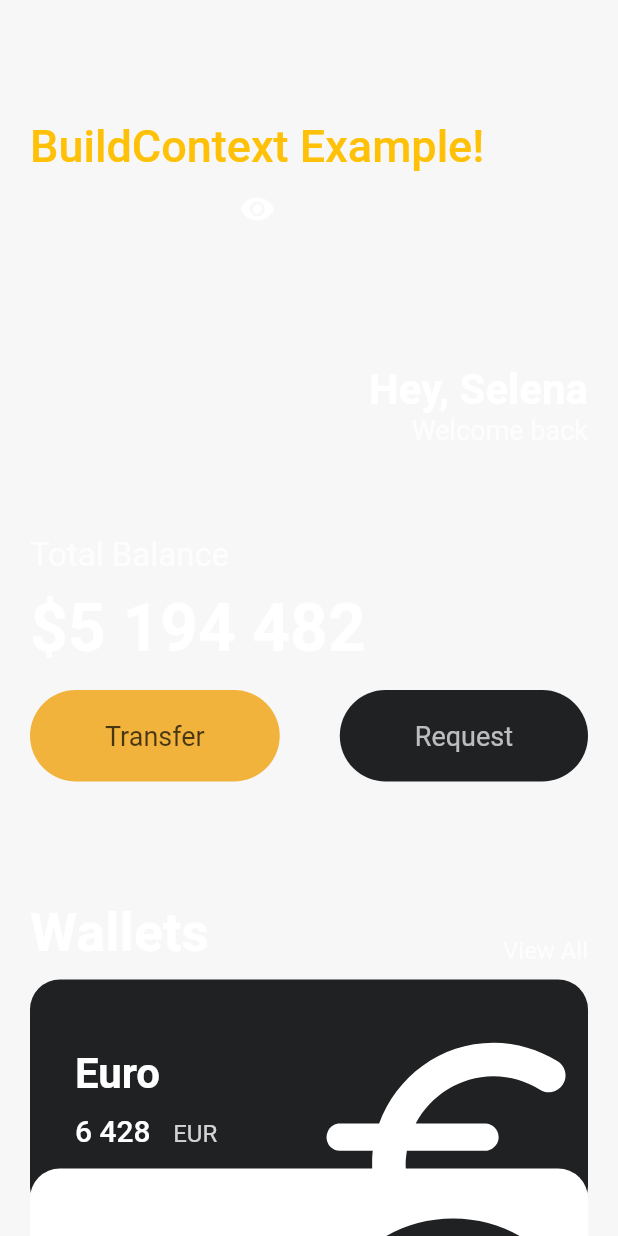
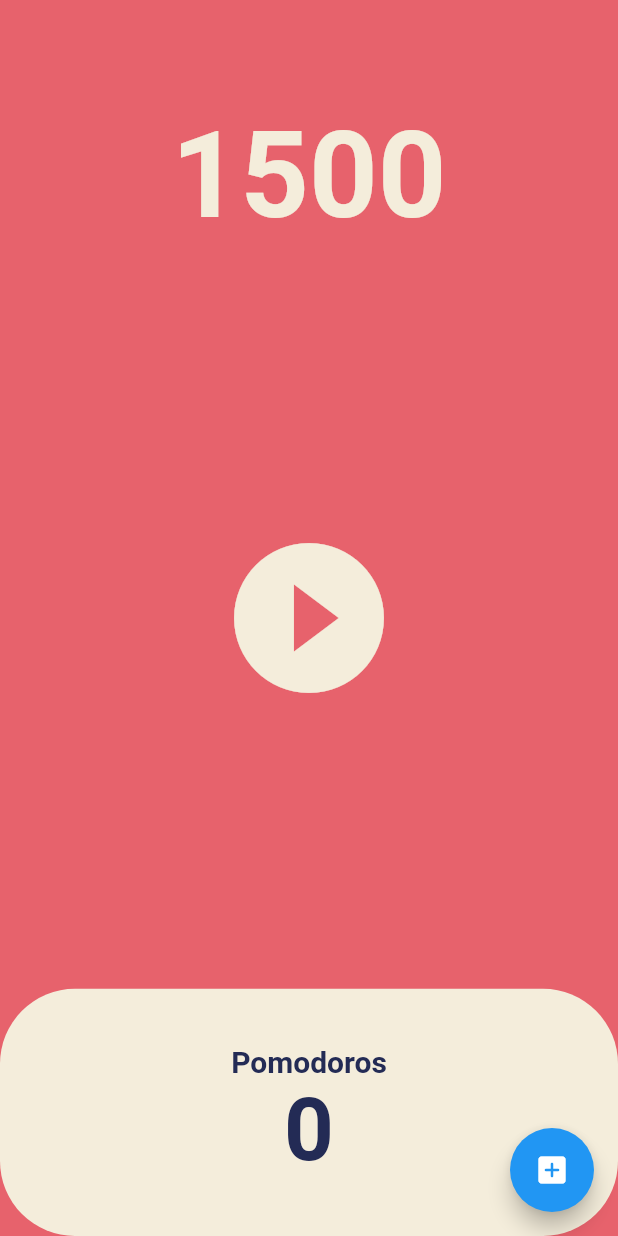
Before and after one commit to newssun90/Flutter-Project, a Flutter app: the screen it shows after launch, on a phone screen of 412 x 824 dp. Run offline on Flutter 3.47's test engine with Material 2 defaults, Android fonts, the phone set to English and light mode, and no system bars.

Commit message:
Router and Pomodoros App Commit

```diff
--- a/lib/main.dart
+++ b/lib/main.dart
@@ -1,219 +1,40 @@
 import 'package:flutter/material.dart';
-import 'package:toonflix/widgets/button.dart';
-import 'package:toonflix/widgets/currency_card.dart';
+import 'package:toonflix/main_simple.dart';
+import 'package:toonflix/screens/home_screen.dart';
 
 void main() {
-  runApp(const App());
+  runApp(const MaterialApp(title: 'Pro', home: App(),));
 }
 
-class App extends StatefulWidget {
+class App extends StatelessWidget {
   const App({super.key});
-
-
-  @override
-  State<App> createState() => _AppState();
-}
-
-class _AppState extends State<App> {
-  bool toggleText = true;
 
   @override
   Widget build(BuildContext context) {
-    const fWhiteStyle = TextStyle(
-        color: Colors.white, fontSize: 28, fontWeight: FontWeight.w600);
-
-    void toggle(){
-      setState(() {
-        print(toggleText);
-        toggleText = !toggleText;
-        print(toggleText);
-      });
-    }
-
     return MaterialApp(
-      //Theme
       theme: ThemeData(
+        colorScheme: ColorScheme.fromSwatch(
+          backgroundColor: const Color(0xFFE7626C),
+        ),
         textTheme: const TextTheme(
-          titleLarge: TextStyle(
-            color: Colors.amber,
-            fontSize: 30,
-          )
+          displayLarge: TextStyle(
+            color: Color(0xFF232B55),
+          ),
         ),
+        cardColor:const Color(0xFFF4EDDB),
       ),
       home: Scaffold(
-          backgroundColor: const Color.fromARGB(20, 151, 151, 151),
-          body: SingleChildScrollView(
-            // 세로 scroll 처리
-            child: Padding(
-              padding: const EdgeInsets.symmetric(
-                horizontal: 20,
-              ),
-              child: Column(
-                crossAxisAlignment: CrossAxisAlignment.start,
-                children: [
-                  const SizedBox(
-                    height: 80,
-                  ),
-                  // 생명주기 sample
-                  Row(
-                    children: [
-                      Column(
-                        children: [
-                          toggleText ? const MyNewWidget() : const Text('Nothing!', style: TextStyle(color: Colors.white,)),
-                          IconButton(onPressed: toggle, icon: const Icon(Icons.remove_red_eye),color: Colors.white,),
-                        ],
-                      ),
-                    ],
-                  ),
-                  const SizedBox(
-                    height: 80,
-                  ),
-                  Row(
-                    mainAxisAlignment: MainAxisAlignment.end,
-                    children: [
-                      Column(
-                        crossAxisAlignment: CrossAxisAlignment.end,
-                        children: [
-                          const Text(
-                            'Hey, Selena',
-                            style: fWhiteStyle,
-                          ),
-                          Text(
-                            'Welcome back',
-                            style: TextStyle(
-                              color: Colors.white.withOpacity(0.8),
-                              fontSize: 18,
-                            ),
-                          ),
-                        ],
-                      )
-                    ],
-                  ),
-                  const SizedBox(
-                    height: 60,
-                  ),
-                  Text(
-                    'Total Balance',
-                    style: TextStyle(
-                      color: Colors.white.withOpacity(0.8),
-                      fontSize: 22,
-                    ),
-                  ),
-                  const SizedBox(
-                    height: 10,
-                  ),
-                  const Text(
-                    '\$5 194 482',
-                    style: TextStyle(
-                      color: Colors.white,
-                      fontSize: 44,
-                      fontWeight: FontWeight.bold,
-                    ),
-                  ),
-                  const SizedBox(
-                    height: 15,
-                  ),
-                  Row(
-                    mainAxisAlignment: MainAxisAlignment.spaceBetween,
-                    children: [
-                      Button(
-                        text: 'Transfer',
-                        bgColor: const Color(0xFFF1B33B),
-                        textColor: Colors.black.withOpacity(0.7),
-                      ),
-                      Button(
-                        text: 'Request',
-                        bgColor: const Color(0xFF1F2123),
-                        textColor: Colors.white.withOpacity(0.7),
-                      ),
-                    ],
-                  ),
-                  const SizedBox(
-                    height: 80,
-                  ),
-                  Row(
-                    mainAxisAlignment: MainAxisAlignment.spaceBetween,
-                    crossAxisAlignment: CrossAxisAlignment.end,
-                    children: [
-                      const Text(
-                        'Wallets',
-                        style: TextStyle(
-                          fontSize: 36,
-                          color: Colors.white,
-                          fontWeight: FontWeight.bold,
-                        ),
-                      ),
-                      Text(
-                        'View All',
-                        style: TextStyle(
-                          color: Colors.white.withOpacity(0.8),
-                          fontSize: 16,
-                        ),
-                      ),
-                    ],
-                  ),
-                  const SizedBox(
-                    height: 10,
-                  ),
-                  const CurrencyCard(
-                    cardText: 'Euro',
-                    icon: Icons.euro_rounded,
-                    currencyText: '6 428',
-                    currencyCode: 'EUR',
-                    isInvert: false,
-                    order: 0,
-                  ),
-                  const CurrencyCard(
-                    cardText: 'Dollar',
-                    icon: Icons.monetization_on_outlined,
-                    currencyText: '55 622',
-                    currencyCode: 'USD',
-                    isInvert: true,
-                    order: 1,
-                  ),
-                  const CurrencyCard(
-                    cardText: 'Bitcoin',
-                    icon: Icons.currency_bitcoin,
-                    currencyText: '9 785',
-                    currencyCode: 'BTC',
-                    isInvert: false,
-                    order: 2,
-                  ),
-                ],
-              ),
-            ),
-          )),
+        body: const Center(
+          child: MyWidget(),
+        ),
+        floatingActionButton: FloatingActionButton(
+          onPressed: (){
+            Navigator.push(context, MaterialPageRoute(builder: (context) => const MySimpleWidget()));
+          },
+          child: const Icon(Icons.add_box_rounded),
+        ),
+        floatingActionButtonLocation:FloatingActionButtonLocation.endFloat,
+      )
     );
   }
 }
-
-class MyNewWidget extends StatefulWidget {
-  const MyNewWidget({
-    super.key,
-  });
-
-  @override
-  State<MyNewWidget> createState() => _MyNewWidgetState();
-}
-
-class _MyNewWidgetState extends State<MyNewWidget> {
-  @override
-  void initState() {
-    // 최초 initializing
-    super.initState();
-    print('1 - initState!');
-  }
-
-  @override
-  void dispose() {
-    // 이벤트 리스터 해제
-    super.dispose();
-    print('dispose!');
-  }
-
-  @override
-  Widget build(BuildContext context) {
-    print('2 - build!');
-    return Text('BuildContext Example!', style: Theme.of(context).textTheme.titleLarge,);
-  }
-}
--- /dev/null
+++ b/lib/main_pro.dart
@@ -0,0 +1,14 @@
+import "package:flutter/material.dart";
+
+void main(){
+  runApp(const App());
+}
+
+class App extends StatelessWidget {
+  const App({super.key});
+
+  @override
+  Widget build(BuildContext context) {
+    return const Placeholder();
+  }
+}
--- /dev/null
+++ b/lib/screens/home_screen.dart
@@ -0,0 +1,105 @@
+import 'dart:async';
+
+import 'package:flutter/material.dart';
+
+class MyWidget extends StatefulWidget {
+  const MyWidget({super.key});
+
+  @override
+  State<MyWidget> createState() => _MyWidgetState();
+}
+
+class _MyWidgetState extends State<MyWidget> {
+  int totalSeconds = (25*60); // 25분
+  late Timer timer;
+  bool isTimer = false;
+
+  void onStartPressed() {
+    timer = Timer.periodic(const Duration(seconds: 1), onTick);
+    setState(() {
+      isTimer = true;
+    });
+  }
+
+  void onPausePressed() {
+    timer.cancel();
+    setState(() {
+      isTimer = false;
+    });
+  }
+
+  void onTick(Timer timer) {
+    setState(() {
+      totalSeconds = totalSeconds-1;
+    });
+  }
+
+  @override
+  Widget build(BuildContext context) {
+    return Scaffold(
+      backgroundColor: Theme.of(context).colorScheme.background,
+      body: Column(
+        children: [
+          Flexible(
+            flex:1,
+            child: Container(
+              alignment: Alignment.bottomCenter,
+              child: Text('$totalSeconds', style: TextStyle(
+                color: Theme.of(context).cardColor,
+                fontSize: 80,
+                fontWeight: FontWeight.w600,
+              )),
+            ),
+          ),
+          Flexible(
+            flex:3,
+            child: Center(
+             child: IconButton(
+              onPressed: isTimer ? onPausePressed : onStartPressed,
+              icon: isTimer ? const Icon(Icons.pause_circle_filled_outlined) : const Icon(Icons.play_circle_fill_outlined),
+              iconSize: 120,
+              color: Theme.of(context).cardColor,
+             ),
+            ),
+          ),
+          Flexible(
+            flex:1,
+            child: Row(
+              children: [
+                Expanded(
+                  child: Container(
+                    decoration: BoxDecoration(
+                      color: Theme.of(context).cardColor,
+                      borderRadius: BorderRadius.circular(50),
+                    ),
+                   child: Column(
+                    mainAxisAlignment: MainAxisAlignment.center,
+                    children: [
+                      Text(
+                        'Pomodoros',
+                        style: TextStyle(
+                          fontWeight: FontWeight.w600,
+                          fontSize: 20,
+                          color: Theme.of(context).textTheme.displayLarge!.color,
+                        ),
+                      ),
+                      Text(
+                        '0',
+                        style: TextStyle(
+                          fontWeight: FontWeight.w600,
+                          fontSize: 58,
+                          color: Theme.of(context).textTheme.displayLarge!.color,
+                        ),
+                      ),
+                    ],
+                   ),
+                  ),
+                ),
+              ],
+            ),
+          ),
+        ],
+      ),
+    );
+  }
+}
```
Also changed, not shown: lib/main_simple.dart (added, +214 -0 lines).
